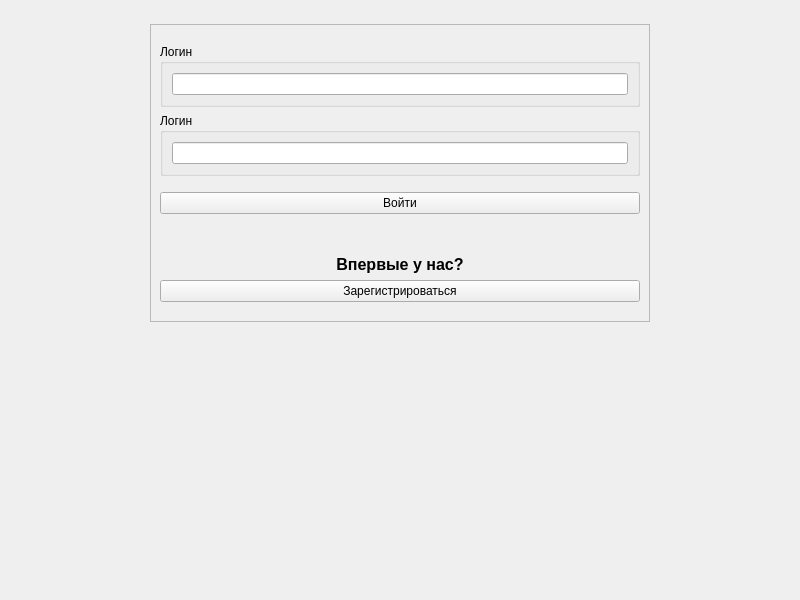
This is client/loginpage.ui in ttema4/p2p-app as Qt 5 draws it before an edit. The edited form follows.
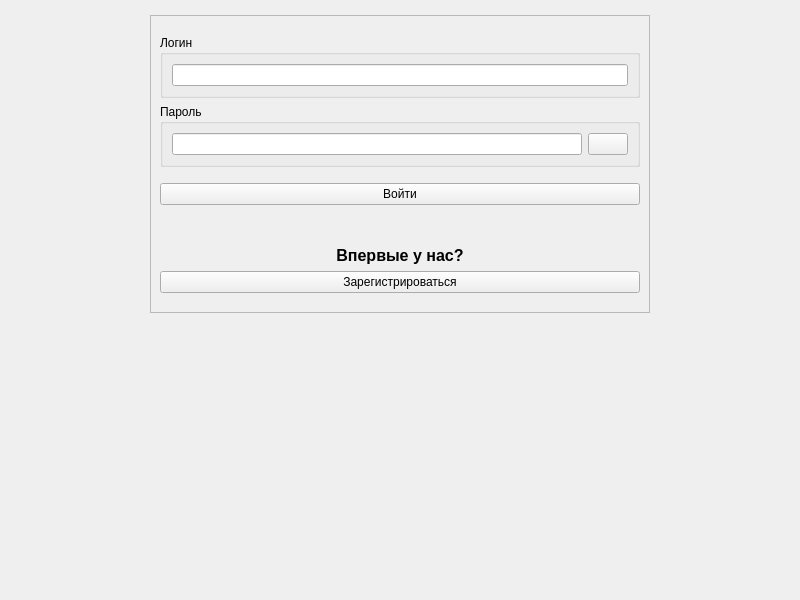
This is the edited form.

Diff of the .ui file:
```diff
--- a/client/loginpage.ui
+++ b/client/loginpage.ui
@@ -21,6 +21,18 @@
   </property>
   <widget class="QWidget" name="centralwidget">
    <layout class="QVBoxLayout" name="verticalLayout">
+    <property name="leftMargin">
+     <number>0</number>
+    </property>
+    <property name="topMargin">
+     <number>0</number>
+    </property>
+    <property name="rightMargin">
+     <number>0</number>
+    </property>
+    <property name="bottomMargin">
+     <number>0</number>
+    </property>
     <item>
      <widget class="QWidget" name="widget" native="true"/>
     </item>
@@ -73,12 +85,25 @@
           <item>
            <widget class="QGroupBox" name="groupBox_2">
             <property name="title">
-             <string>Логин</string>
+             <string>Пароль</string>
             </property>
-            <layout class="QVBoxLayout" name="verticalLayout_3">
+            <layout class="QHBoxLayout" name="horizontalLayout">
              <item>
               <widget class="QLineEdit" name="lineEdit_2"/>
              </item>
+             <item>
+              <widget class="QPushButton" name="pushButton_3">
+               <property name="sizePolicy">
+                <sizepolicy hsizetype="Fixed" vsizetype="Fixed">
+                 <horstretch>0</horstretch>
+                 <verstretch>0</verstretch>
+                </sizepolicy>
+               </property>
+               <property name="text">
+                <string/>
+               </property>
+              </widget>
+             </item>
             </layout>
            </widget>
           </item>
```
